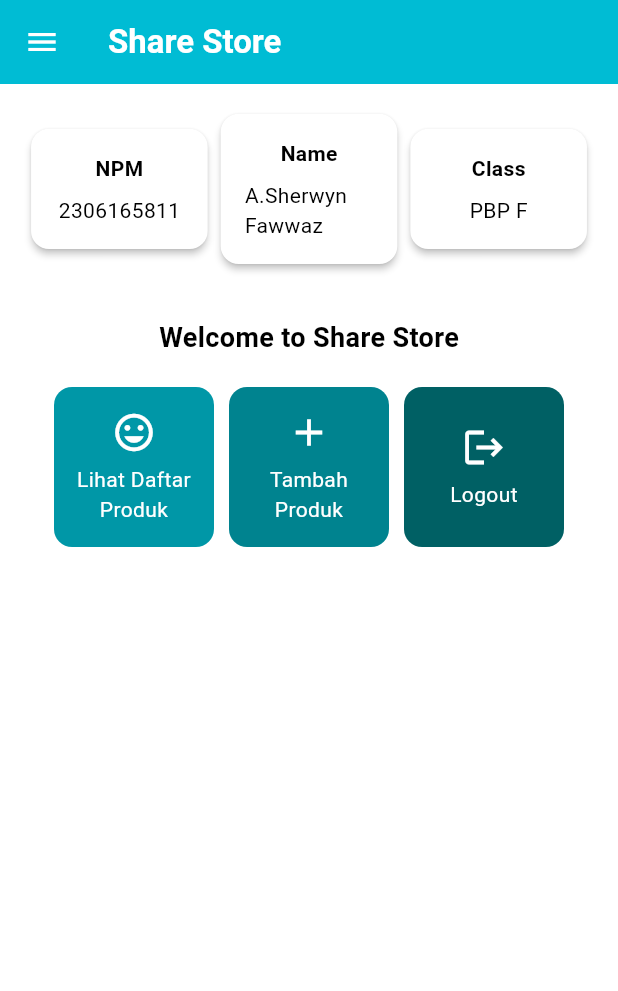
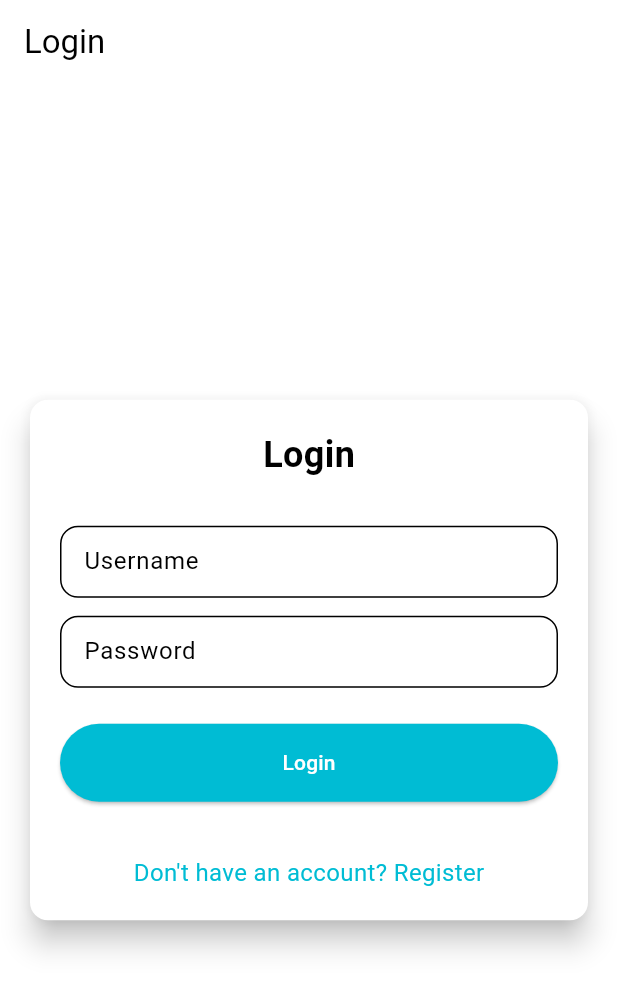
Before and after one commit to SherwynFns/share-store-mobile, a Flutter app: the screen it shows after launch, on a phone screen of 412 x 824 dp. Shown: the top 991 px of the screen. Run offline on Flutter 3.47's test engine with Material 3 defaults, Android fonts, the phone set to English and light mode, and no system bars; missing offline and left inert: pbp_django_auth.

Commit message:
Tugas 9 done

```diff
--- a/share_store/lib/main.dart
+++ b/share_store/lib/main.dart
@@ -1,7 +1,10 @@
 import 'package:flutter/material.dart';
+import 'package:share_store/screens/login.dart';
 import 'package:share_store/screens/menu.dart';
 // TODO: Impor halaman ProductEntryFormPage jika sudah dibuat
 import 'package:share_store/screens/productentry_form.dart';
+import 'package:pbp_django_auth/pbp_django_auth.dart';
+import 'package:provider/provider.dart';
 
 void main() {
   runApp(const MyApp());
@@ -10,17 +13,23 @@
 class MyApp extends StatelessWidget {
   const MyApp({super.key});
 
-  // This widget is the root of your application.
   @override
   Widget build(BuildContext context) {
-    return MaterialApp(
-      title: 'Mental Health Tracker',
-      theme: ThemeData(
-        colorScheme: ColorScheme.fromSwatch(
-              primarySwatch: Colors.cyan,
-        ).copyWith(secondary: Colors.cyan),
+    return Provider(
+      create: (_) {
+        CookieRequest request = CookieRequest();
+        return request;
+      },
+      child: MaterialApp(
+        title: 'Mental Health Tracker',
+        theme: ThemeData(
+          useMaterial3: true,
+          colorScheme: ColorScheme.fromSwatch(
+            primarySwatch: Colors.cyan,
+          ).copyWith(secondary: Colors.cyan),
+        ),
+        home: const LoginPage(),
       ),
-      home: MyHomePage(),
     );
   }
 }
--- /dev/null
+++ b/share_store/lib/screens/login.dart
@@ -0,0 +1,183 @@
+import 'package:share_store/screens/menu.dart';
+import 'package:flutter/material.dart';
+import 'package:pbp_django_auth/pbp_django_auth.dart';
+import 'package:provider/provider.dart';
+// TODO: Import halaman RegisterPage jika sudah dibuat
+import 'package:share_store/screens/register.dart';
+
+
+void main() {
+  runApp(const LoginApp());
+}
+
+class LoginApp extends StatelessWidget {
+  const LoginApp({super.key});
+
+  @override
+  Widget build(BuildContext context) {
+    return MaterialApp(
+      title: 'Login',
+      theme: ThemeData(
+        useMaterial3: true,
+        colorScheme: ColorScheme.fromSwatch(
+          primarySwatch: Colors.deepPurple,
+        ).copyWith(secondary: Colors.deepPurple[400]),
+      ),
+      home: const LoginPage(),
+    );
+  }
+}
+
+class LoginPage extends StatefulWidget {
+  const LoginPage({super.key});
+
+  @override
+  State<LoginPage> createState() => _LoginPageState();
+}
+
+class _LoginPageState extends State<LoginPage> {
+  final TextEditingController _usernameController = TextEditingController();
+  final TextEditingController _passwordController = TextEditingController();
+
+  @override
+  Widget build(BuildContext context) {
+    final request = context.watch<CookieRequest>();
+
+    return Scaffold(
+      appBar: AppBar(
+        title: const Text('Login'),
+      ),
+      body: Center(
+        child: SingleChildScrollView(
+          padding: const EdgeInsets.all(16.0),
+          child: Card(
+            elevation: 8,
+            shape: RoundedRectangleBorder(
+              borderRadius: BorderRadius.circular(12.0),
+            ),
+            child: Padding(
+              padding: const EdgeInsets.all(20.0),
+              child: Column(
+                mainAxisSize: MainAxisSize.min,
+                children: [
+                  const Text(
+                    'Login',
+                    style: TextStyle(
+                      fontSize: 24.0,
+                      fontWeight: FontWeight.bold,
+                    ),
+                  ),
+                  const SizedBox(height: 30.0),
+                  TextField(
+                    controller: _usernameController,
+                    decoration: const InputDecoration(
+                      labelText: 'Username',
+                      hintText: 'Enter your username',
+                      border: OutlineInputBorder(
+                        borderRadius: BorderRadius.all(Radius.circular(12.0)),
+                      ),
+                      contentPadding:
+                          EdgeInsets.symmetric(horizontal: 12.0, vertical: 8.0),
+                    ),
+                  ),
+                  const SizedBox(height: 12.0),
+                  TextField(
+                    controller: _passwordController,
+                    decoration: const InputDecoration(
+                      labelText: 'Password',
+                      hintText: 'Enter your password',
+                      border: OutlineInputBorder(
+                        borderRadius: BorderRadius.all(Radius.circular(12.0)),
+                      ),
+                      contentPadding:
+                          EdgeInsets.symmetric(horizontal: 12.0, vertical: 8.0),
+                    ),
+                    obscureText: true,
+                  ),
+                  const SizedBox(height: 24.0),
+                  ElevatedButton(
+                    onPressed: () async {
+                      String username = _usernameController.text;
+                      String password = _passwordController.text;
+
+                      // Cek kredensial
+                      // TODO: Ganti URL dan jangan lupa tambahkan trailing slash (/) di akhir URL!
+                      // Untuk menyambungkan Android emulator dengan Django pada localhost,
+                      // gunakan URL http://10.0.2.2/
+                      final response = await request
+                          .login("http://127.0.0.1:8000/auth/login/", {
+                        'username': username,
+                        'password': password,
+                      });
+
+                      if (request.loggedIn) {
+                        String message = response['message'];
+                        String uname = response['username'];
+                        if (context.mounted) {
+                          Navigator.pushReplacement(
+                            context,
+                            MaterialPageRoute(
+                                builder: (context) => MyHomePage()),
+                          );
+                          ScaffoldMessenger.of(context)
+                            ..hideCurrentSnackBar()
+                            ..showSnackBar(
+                              SnackBar(
+                                  content:
+                                      Text("$message Selamat datang, $uname.")),
+                            );
+                        }
+                      } else {
+                        if (context.mounted) {
+                          showDialog(
+                            context: context,
+                            builder: (context) => AlertDialog(
+                              title: const Text('Login Gagal'),
+                              content: Text(response['message']),
+                              actions: [
+                                TextButton(
+                                  child: const Text('OK'),
+                                  onPressed: () {
+                                    Navigator.pop(context);
+                                  },
+                                ),
+                              ],
+                            ),
+                          );
+                        }
+                      }
+                    },
+                    style: ElevatedButton.styleFrom(
+                      foregroundColor: Colors.white,
+                      minimumSize: Size(double.infinity, 50),
+                      backgroundColor: Theme.of(context).colorScheme.primary,
+                      padding: const EdgeInsets.symmetric(vertical: 16.0),
+                    ),
+                    child: const Text('Login'),
+                  ),
+                  const SizedBox(height: 36.0),
+                  GestureDetector(
+                    onTap: () {
+                      Navigator.push(
+                        context,
+                        MaterialPageRoute(
+                            builder: (context) => const RegisterPage()),
+                      );
+                    },
+                    child: Text(
+                      'Don\'t have an account? Register',
+                      style: TextStyle(
+                        color: Theme.of(context).colorScheme.primary,
+                        fontSize: 16.0,
+                      ),
+                    ),
+                  ),
+                ],
+              ),
+            ),
+          ),
+        ),
+      ),
+    );
+  }
+}
--- a/share_store/pubspec.yaml
+++ b/share_store/pubspec.yaml
@@ -35,6 +35,9 @@
   # The following adds the Cupertino Icons font to your application.
   # Use with the CupertinoIcons class for iOS style icons.
   cupertino_icons: ^1.0.8
+  provider: ^6.1.2
+  pbp_django_auth: ^0.4.0
+  http: ^1.2.2
 
 dev_dependencies:
   flutter_test:
```
Also changed, not shown: share_store/lib/models/product_entry.dart (added, +69 -0 lines), share_store/lib/screens/list_productentry.dart (added, +90 -0 lines), share_store/lib/screens/productentry_form.dart (+76 -35 lines), share_store/lib/screens/register.dart (added, +166 -0 lines), share_store/lib/widgets/left_drawer.dart (+13 -0 lines), share_store/lib/widgets/product_card.dart (+40 -1 lines), share_store/pubspec.lock, 4 other files.
